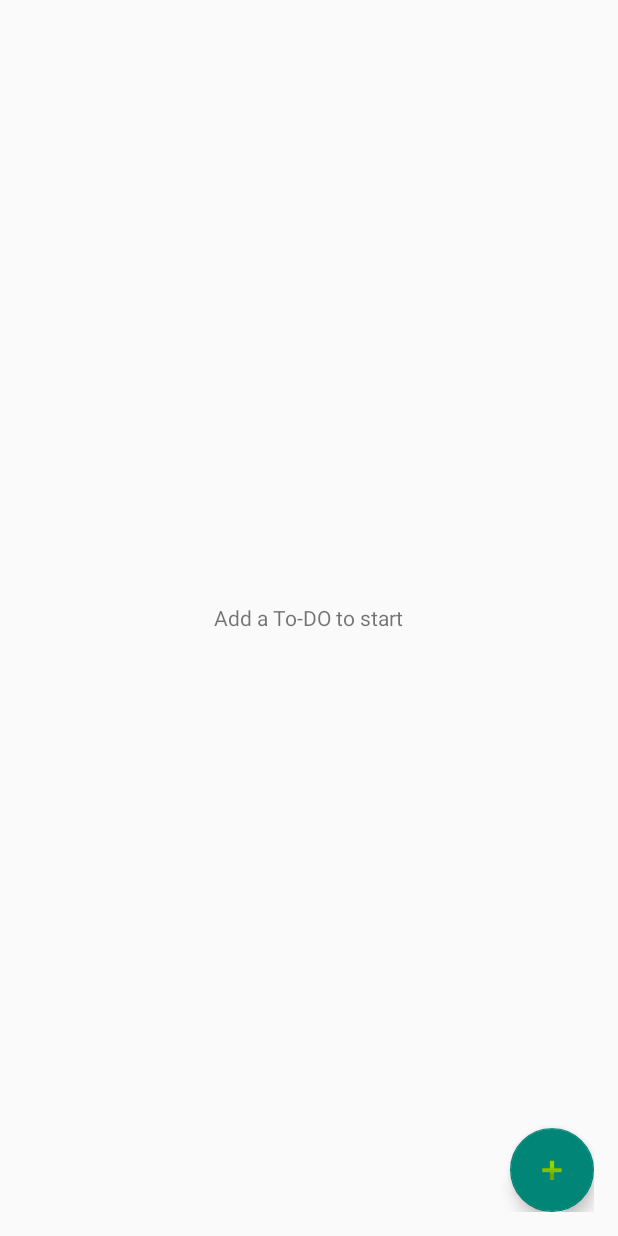
After one commit to rajjimsindia/ToDoList, an Android app: the layout fragment_todos.xml on its own in the app's theme, with its tools: preview values and no code run, on a phone screen of 412 x 824 dp. The commit adds this screen. Run offline under Robolectric (Android 15) with nearby library versions, the phone set to English and light mode, and no system bars.

Commit message:
Added To-Do List activity and related fragment

```diff
--- a/ToDoList/app/build.gradle
+++ b/ToDoList/app/build.gradle
@@ -24,4 +24,5 @@ dependencies {
     testCompile 'junit:junit:4.12'
     compile 'com.android.support:appcompat-v7:23.1.1'
     compile 'com.google.android.gms:play-services-auth:8.4.0'
+    compile 'com.android.support:design:23.1.1'
 }
--- /dev/null
+++ b/ToDoList/app/src/main/res/layout/activity_todolist.xml
@@ -0,0 +1,5 @@
+<?xml version="1.0" encoding="utf-8"?>
+<FrameLayout xmlns:android="http://schemas.android.com/apk/res/android"
+    android:id="@+id/container"
+    android:layout_width="match_parent" android:layout_height="match_parent">
+</FrameLayout>
--- /dev/null
+++ b/ToDoList/app/src/main/res/layout/fragment_todos.xml
@@ -0,0 +1,30 @@
+<?xml version="1.0" encoding="utf-8"?>
+<FrameLayout xmlns:android="http://schemas.android.com/apk/res/android"
+    android:layout_marginBottom="16dp"
+    android:layout_marginTop="16dp"
+    android:layout_marginLeft="16dp"
+    android:layout_marginRight="16dp"
+    android:layout_width="match_parent" android:layout_height="match_parent">
+
+    <ListView
+        android:minHeight="?attr/listPreferredItemHeight"
+        android:id="@+id/todo_list"
+        android:layout_width="match_parent"
+        android:layout_height="match_parent"/>
+
+    <TextView
+        android:id="@+id/empty_view"
+        android:text="@string/empty_list_view_text"
+        android:layout_gravity="center"
+        android:visibility="visible"
+        android:layout_width="wrap_content"
+        android:layout_height="wrap_content" />
+
+    <android.support.design.widget.FloatingActionButton
+        android:id="@+id/item_add_button"
+        android:layout_gravity="bottom|end"
+        android:src="@android:drawable/ic_input_add"
+        android:layout_width="wrap_content"
+        android:elevation="4dp"
+        android:layout_height="wrap_content" />
+</FrameLayout>
--- a/ToDoList/app/src/main/res/values/strings.xml
+++ b/ToDoList/app/src/main/res/values/strings.xml
@@ -1,4 +1,8 @@
 <resources>
     <string name="app_name">Sign-in</string>
     <string name="sign_out_btn_text">Sign Out</string>
+    <string name="title_activity_to_dos">ToDosActivity</string>
+    <string name="action_settings">Settings</string>
+    <string name="empty_list_view_text">Add a To-DO to start</string>
+    <string name="todo_list_text">To-Do List</string>
 </resources>
--- a/ToDoList/app/src/main/res/values/styles.xml
+++ /dev/null
@@ -1,11 +0,0 @@
-<resources>
-
-    <!-- Base application theme. -->
-    <style name="AppTheme" parent="Theme.AppCompat.Light.DarkActionBar">
-        <!-- Customize your theme here. -->
-        <item name="colorPrimary">@color/colorPrimary</item>
-        <item name="colorPrimaryDark">@color/colorPrimaryDark</item>
-        <item name="colorAccent">@color/colorAccent</item>
-    </style>
-
-</resources>
```
Also changed, not shown: ToDoList/app/src/main/AndroidManifest.xml (+10 -2 lines), ToDoList/app/src/main/java/com/demo/raj/todolist/ToDosActivity.java (added, +68 -0 lines).
